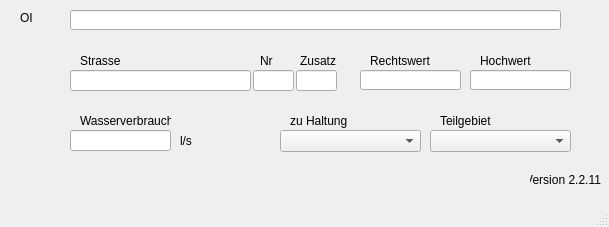
Old version of the form qkan/database/templates/swref.ui in the repository hoettges/QKan.
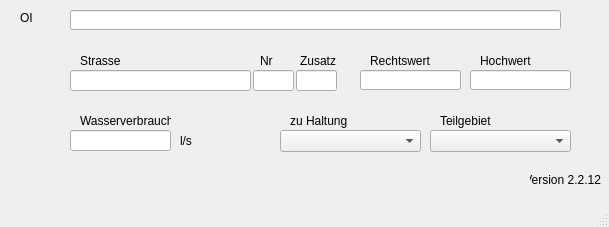
New version of the form.

Diff of the .ui file:
```diff
--- a/qkan/database/templates/swref.ui
+++ b/qkan/database/templates/swref.ui
@@ -262,7 +262,7 @@
      <string>Version QKan Import</string>
     </property>
     <property name="text">
-     <string>Version 2.2.11</string>
+     <string>Version 2.2.12</string>
     </property>
     <property name="alignment">
      <set>Qt::AlignRight|Qt::AlignTrailing|Qt::AlignVCenter</set>
```
